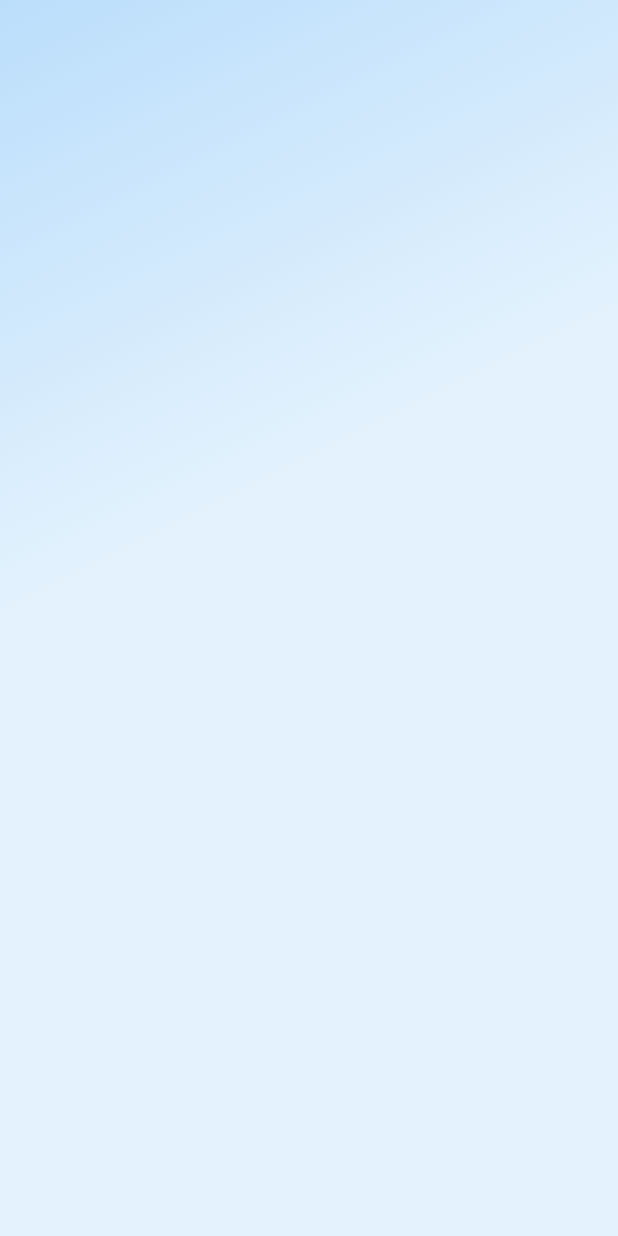
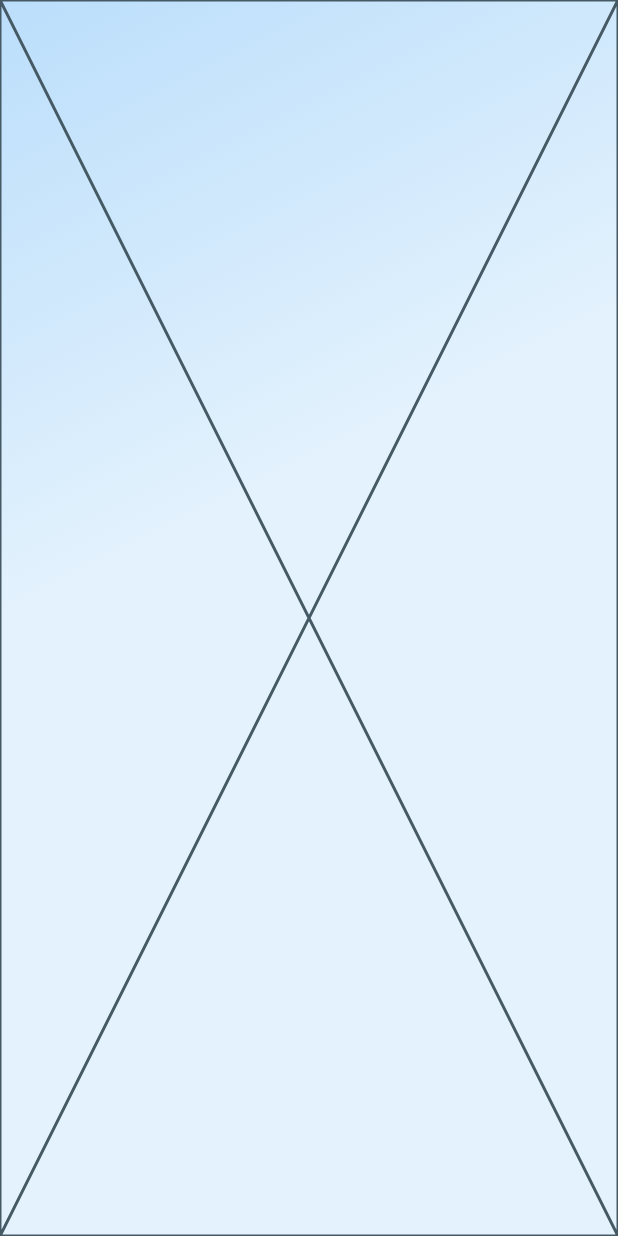
Before and after one commit to JAICHANGPARK/flutter_notebook_8th_story, a Flutter app: the screen it shows after launch, on a phone screen of 412 x 824 dp. Run offline on Flutter 3.47's test engine with Material 2 defaults, Android fonts, the phone set to English and light mode, and no system bars; our stand-ins replace badges, flutter_hooks, google_fonts, hooks_riverpod, state_notifier.

Commit message:
Update linkedin_main_page.dart

```diff
--- a/lib/ep580_linkedin_app/linkedin_main_page.dart
+++ b/lib/ep580_linkedin_app/linkedin_main_page.dart
@@ -17,17 +17,15 @@ class _LinkedinMainPageState extends State<LinkedinMainPage> {
                 begin: Alignment.topLeft,
                 end: Alignment.bottomRight,
                 stops: [0.0, 0.4, 0.8],
-            colors: [
-              Colors.blue[100],
-              Colors.blue[50],
-              Colors.blue[50]
-            ]
-          )
-        ),
+                colors: [Colors.blue[100], Colors.blue[50], Colors.blue[50]])),
+        child: SafeArea(
           child: Column(
             children: [
-
+              Expanded(
+                child: Placeholder(),
+              )
             ],
+          ),
         ),
       ),
     );
```
Lines whose indentation alone changed are shown as unchanged.
